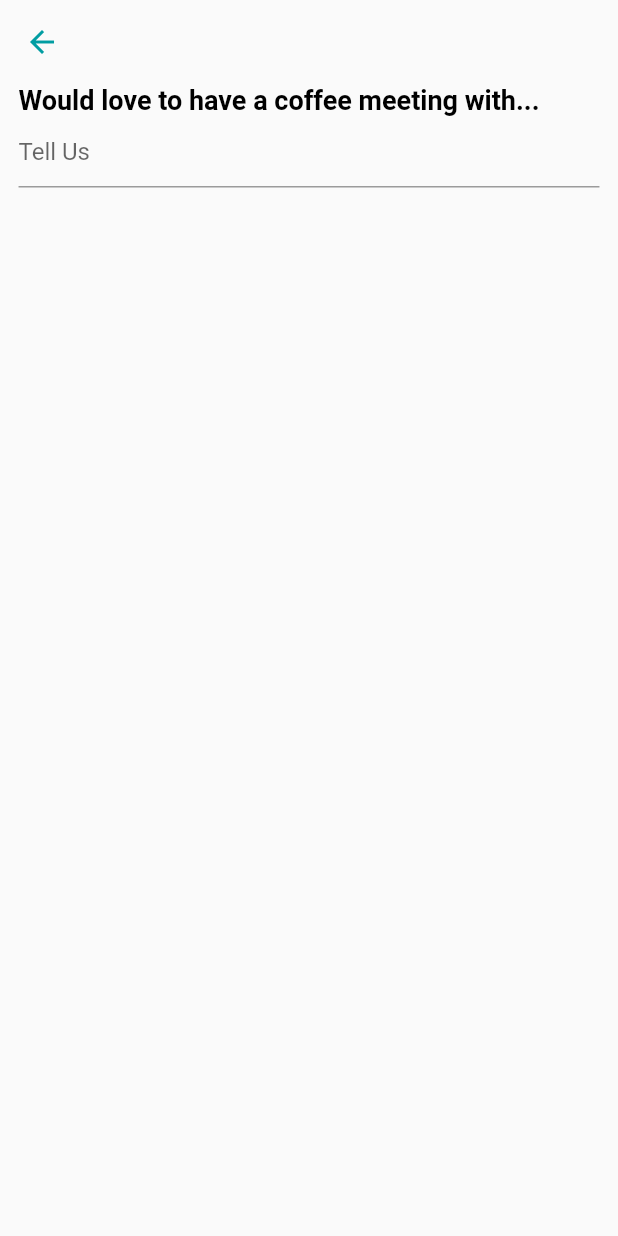
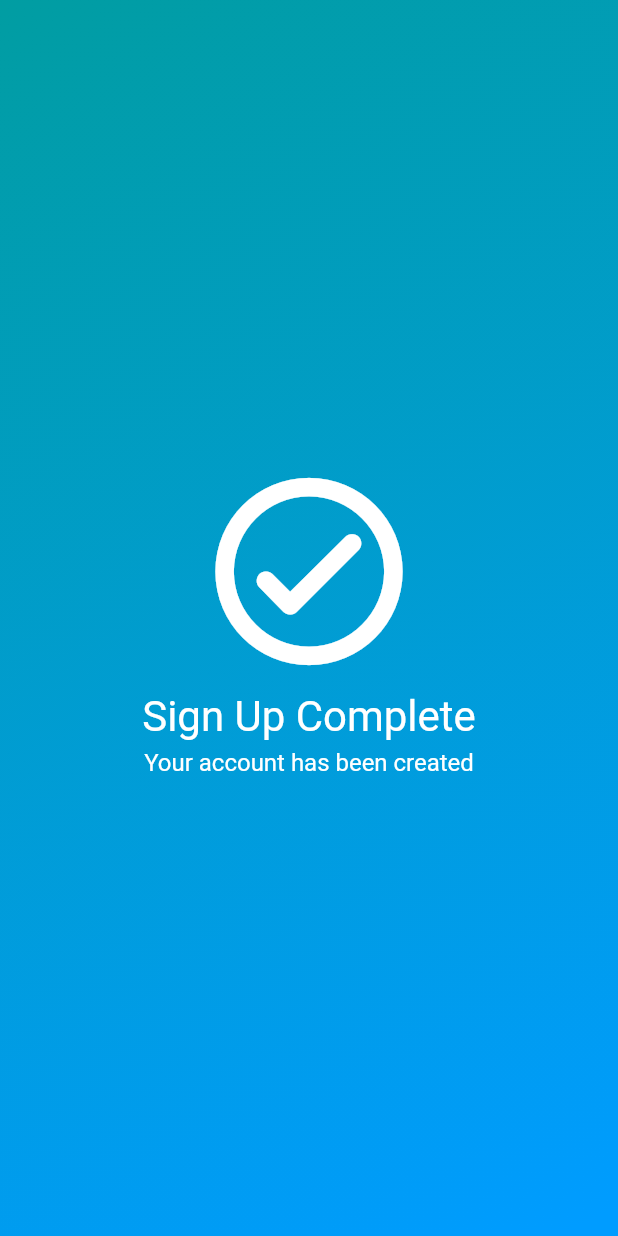
Before and after one commit to siam786/focus, a Flutter app: the screen it shows after launch, on a phone screen of 412 x 824 dp. Run offline on Flutter 3.47's test engine with Material 2 defaults, Android fonts, the phone set to English and light mode, and no system bars; missing offline and left inert: country_state_city_picker.

Commit message:
add files singnComfrim

```diff
--- a/lib/main.dart
+++ b/lib/main.dart
@@ -1,4 +1,4 @@
-import 'package:circle_app/screens/tellus.dart';
+import 'package:circle_app/screens/signUpComplete.dart';
 import 'package:circle_app/widgets/reuseable_text_field.dart';
 import 'package:country_state_city_picker/country_state_city_picker.dart';
 import 'package:flutter/material.dart';
@@ -18,7 +18,7 @@ class MyApp extends StatelessWidget {
       theme: ThemeData(
         primarySwatch: Colors.blue,
       ),
-      home: const TellUs(),
+      home: const SignUpComplete(),
     );
   }
 }
--- /dev/null
+++ b/lib/screens/signUpComplete.dart
@@ -0,0 +1,55 @@
+import 'package:flutter/cupertino.dart';
+import 'package:flutter/material.dart';
+import 'package:flutter/src/widgets/basic.dart';
+import 'package:flutter/src/widgets/framework.dart';
+
+class SignUpComplete extends StatelessWidget {
+  const SignUpComplete({super.key});
+
+  @override
+  Widget build(BuildContext context) {
+    return Scaffold(
+      backgroundColor: Colors.transparent,
+      body: Container(
+        alignment: Alignment.center,
+        decoration: const BoxDecoration(
+          gradient: LinearGradient(
+            begin: Alignment.topLeft,
+            end: Alignment(0.8, 1),
+            colors: [
+              Color(0xff019DA2),
+              Color(0xff009CFF),
+            ],
+          ),
+        ),
+        child: Column(
+          mainAxisAlignment: MainAxisAlignment.center,
+          children: const [
+            Icon(
+              Icons.check_circle_outline_rounded,
+              color: Colors.white,
+              size: 150.0,
+            ),
+            SizedBox(
+              height: 5,
+            ),
+            Text(
+              'Sign Up Complete',
+              style: TextStyle(color: Colors.white, fontSize: 28.0),
+            ),
+            SizedBox(
+              height: 5,
+            ),
+            Text(
+              'Your account has been created',
+              style: TextStyle(
+                  color: Colors.white,
+                  fontSize: 16.0,
+                  fontWeight: FontWeight.w400),
+            ),
+          ],
+        ),
+      ),
+    );
+  }
+}
--- a/lib/screens/tellus.dart
+++ b/lib/screens/tellus.dart
@@ -34,7 +34,7 @@ class TellUs extends StatelessWidget {
                       fontWeight: FontWeight.w700),
                 ),
                 SizedBox(
-                  height: size.height / 15,
+                  height: 350,
                   child: ReuseableTextField(
                     textHint: "Tell Us",
                     textEditingController: noteController,
@@ -42,6 +42,21 @@ class TellUs extends StatelessWidget {
                     textInputAction: TextInputAction.done,
                   ),
                 ),
+                Column(
+                  children: [
+                    SizedBox(
+                      width: double.infinity,
+                      height: 50.0,
+                      child: ElevatedButton(
+                        onPressed: () => () {},
+                        child: const Text(
+                          'Submit',
+                          style: TextStyle(fontSize: 15.0),
+                        ),
+                      ),
+                    )
+                  ],
+                )
               ],
             ),
           ),
```
